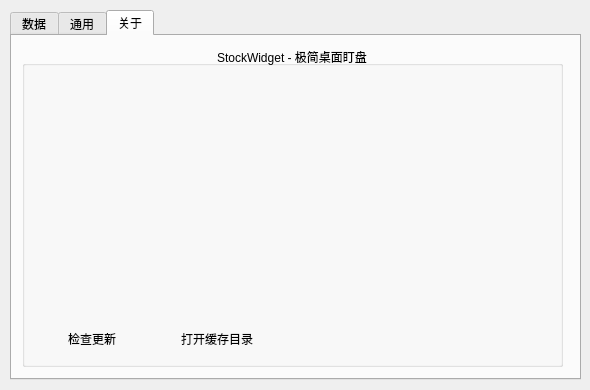
Above: stockwidget/ui/generated/settings.ui from sbr0574/StockWidget before the change. Below: the same form after it.
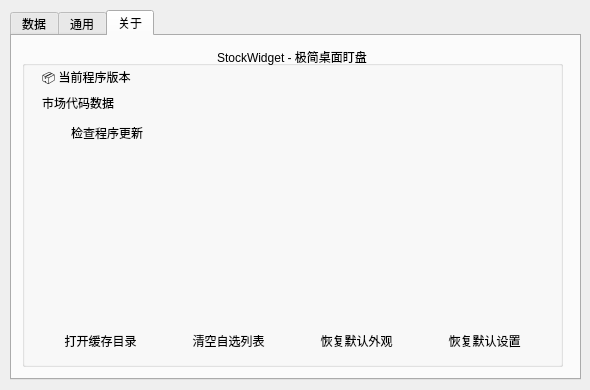
That is the form after the change. The open tabs and pages were chosen to show the change. Icons and pictures are not drawn. Custom widgets are drawn as their Qt base class.

Commit message: fix: 修复gitee备用源json数据下载的错误问题，修复添加面板的中文输入问题，修改关于页面的ui排版，更新版本号

```diff
--- a/stockwidget/ui/generated/settings.ui
+++ b/stockwidget/ui/generated/settings.ui
@@ -213,22 +213,6 @@
        <bool>true</bool>
       </property>
      </widget>
-     <widget class="QLabel" name="label_data_state">
-      <property name="geometry">
-       <rect>
-        <x>10</x>
-        <y>295</y>
-        <width>300</width>
-        <height>16</height>
-       </rect>
-      </property>
-      <property name="styleSheet">
-       <string notr="true">color: rgb(128,128,128)</string>
-      </property>
-      <property name="text">
-       <string>❌ 市场代码数据：离线 (20260831)</string>
-      </property>
-     </widget>
     </widget>
     <widget class="QGroupBox" name="gb_data">
      <property name="geometry">
@@ -1169,15 +1153,37 @@
       <set>Qt::AlignmentFlag::AlignCenter</set>
      </property>
      <property name="flat">
-      <bool>true</bool>
+      <bool>false</bool>
      </property>
+     <widget class="QLabel" name="label_version_state">
+      <property name="geometry">
+       <rect>
+        <x>20</x>
+        <y>22</y>
+        <width>501</width>
+        <height>22</height>
+       </rect>
+      </property>
+      <property name="styleSheet">
+       <string notr="true">color: rgb(0,0,0)</string>
+      </property>
+      <property name="text">
+       <string>📦 当前程序版本</string>
+      </property>
+      <property name="textFormat">
+       <enum>Qt::TextFormat::RichText</enum>
+      </property>
+      <property name="openExternalLinks">
+       <bool>true</bool>
+      </property>
+     </widget>
      <widget class="QLabel" name="label_about_info">
       <property name="geometry">
        <rect>
         <x>20</x>
-        <y>30</y>
+        <y>116</y>
         <width>501</width>
-        <height>236</height>
+        <height>155</height>
        </rect>
       </property>
       <property name="text">
@@ -1200,31 +1206,31 @@
       <property name="geometry">
        <rect>
         <x>20</x>
-        <y>280</y>
-        <width>100</width>
-        <height>26</height>
-       </rect>
-      </property>
-      <property name="text">
-       <string>检查更新</string>
-      </property>
-      <property name="autoDefault">
-       <bool>false</bool>
-      </property>
-      <property name="flat">
-       <bool>true</bool>
-      </property>
-     </widget>
-     <widget class="QPushButton" name="btn_open_cache_dir">
-      <property name="geometry">
-       <rect>
-        <x>130</x>
-        <y>280</y>
+        <y>74</y>
         <width>130</width>
         <height>26</height>
        </rect>
       </property>
       <property name="text">
+       <string>检查程序更新</string>
+      </property>
+      <property name="autoDefault">
+       <bool>false</bool>
+      </property>
+      <property name="flat">
+       <bool>true</bool>
+      </property>
+     </widget>
+     <widget class="QPushButton" name="btn_open_cache_dir">
+      <property name="geometry">
+       <rect>
+        <x>20</x>
+        <y>282</y>
+        <width>117</width>
+        <height>26</height>
+       </rect>
+      </property>
+      <property name="text">
        <string>打开缓存目录</string>
       </property>
       <property name="autoDefault">
@@ -1234,6 +1240,88 @@
        <bool>true</bool>
       </property>
      </widget>
+     <widget class="QLabel" name="label_data_state">
+      <property name="geometry">
+       <rect>
+        <x>20</x>
+        <y>46</y>
+        <width>501</width>
+        <height>22</height>
+       </rect>
+      </property>
+      <property name="styleSheet">
+       <string notr="true">color: rgb(0,0,0)</string>
+      </property>
+      <property name="text">
+       <string>市场代码数据</string>
+      </property>
+     </widget>
+     <widget class="QPushButton" name="btn_clear_watchlist">
+      <property name="geometry">
+       <rect>
+        <x>148</x>
+        <y>282</y>
+        <width>117</width>
+        <height>26</height>
+       </rect>
+      </property>
+      <property name="text">
+       <string>清空自选列表</string>
+      </property>
+      <property name="toolTip">
+       <string>清除所有自选条目及成本</string>
+      </property>
+      <property name="autoDefault">
+       <bool>false</bool>
+      </property>
+      <property name="flat">
+       <bool>true</bool>
+      </property>
+     </widget>
+     <widget class="QPushButton" name="btn_reset_appearance">
+      <property name="geometry">
+       <rect>
+        <x>276</x>
+        <y>282</y>
+        <width>117</width>
+        <height>26</height>
+       </rect>
+      </property>
+      <property name="text">
+       <string>恢复默认外观</string>
+      </property>
+      <property name="toolTip">
+       <string>恢复颜色、透明度、字体、行距、表头、网格和图标</string>
+      </property>
+      <property name="autoDefault">
+       <bool>false</bool>
+      </property>
+      <property name="flat">
+       <bool>true</bool>
+      </property>
+     </widget>
+     <widget class="QPushButton" name="btn_reset_settings">
+      <property name="geometry">
+       <rect>
+        <x>404</x>
+        <y>282</y>
+        <width>117</width>
+        <height>26</height>
+       </rect>
+      </property>
+      <property name="text">
+       <string>恢复默认设置</string>
+      </property>
+      <property name="toolTip">
+       <string>恢复刷新间隔、数据源、指标、功能开关和快捷键</string>
+      </property>
+      <property name="autoDefault">
+       <bool>false</bool>
+      </property>
+      <property name="flat">
+       <bool>true</bool>
+      </property>
+     </widget>
     </widget>
    </widget>
   </widget>
```
Left out of the diff: 2 changed lines with no effect on the pictures. The commit also changes 25 other files.
